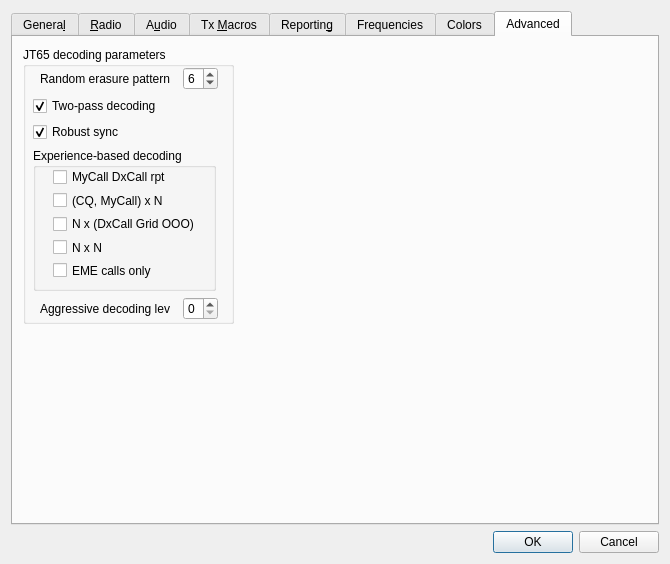
Above: Configuration.ui from saitohirga/WSJT-X before the change. Below: the same form after it.
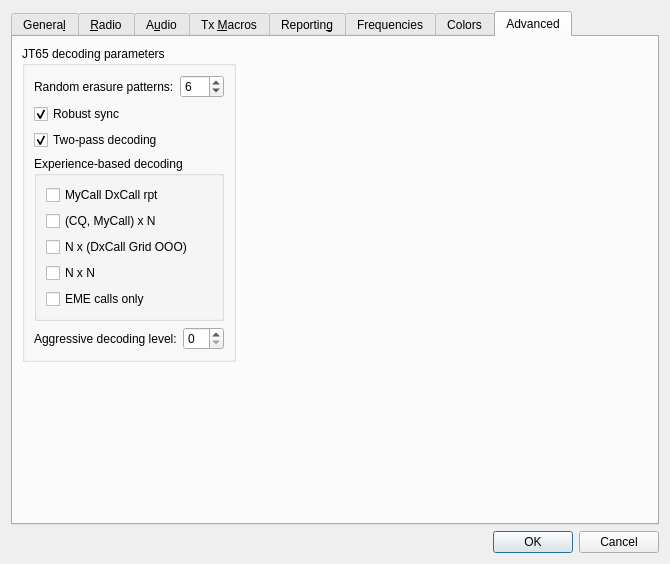
That is the form after the change. The open tabs and pages were chosen to show the change.

Commit message: Tidy up and make platform agnostic the Configuration->Advanced Tab

What changed in the file:
```diff
--- a/Configuration.ui
+++ b/Configuration.ui
@@ -2127,66 +2127,30 @@
       <attribute name="title">
        <string>Advanced</string>
       </attribute>
+      <layout class="QGridLayout" name="gridLayout_15">
+       <item row="0" column="0">
       <widget class="QGroupBox" name="groupBox_5">
-       <property name="geometry">
-        <rect>
-         <x>10</x>
-         <y>10</y>
-         <width>211</width>
-         <height>277</height>
-        </rect>
-       </property>
        <property name="toolTip">
         <string>&lt;html&gt;&lt;head/&gt;&lt;body&gt;&lt;p&gt;User-selectable parameters for JT65 decoding.&lt;/p&gt;&lt;/body&gt;&lt;/html&gt;</string>
        </property>
        <property name="title">
         <string>JT65 decoding parameters</string>
        </property>
-       <widget class="QWidget" name="layoutWidget2">
-        <property name="geometry">
-         <rect>
-          <x>10</x>
-          <y>20</y>
-          <width>192</width>
-          <height>253</height>
-         </rect>
-        </property>
-        <layout class="QVBoxLayout" name="verticalLayout_9">
+         <layout class="QVBoxLayout" name="verticalLayout_12">
          <item>
-          <layout class="QHBoxLayout" name="horizontalLayout_13">
-           <item>
+           <layout class="QFormLayout" name="formLayout_2">
+            <item row="0" column="0">
             <widget class="QLabel" name="label_2">
-             <property name="minimumSize">
-              <size>
-               <width>130</width>
-               <height>0</height>
-              </size>
-             </property>
-             <property name="maximumSize">
-              <size>
-               <width>130</width>
-               <height>16777215</height>
-              </size>
-             </property>
              <property name="text">
               <string>Random erasure patterns:</string>
              </property>
-            </widget>
-           </item>
-           <item>
+              <property name="buddy">
+               <cstring>sbNtrials</cstring>
+              </property>
+             </widget>
+            </item>
+            <item row="0" column="1">
             <widget class="QSpinBox" name="sbNtrials">
-             <property name="minimumSize">
-              <size>
-               <width>35</width>
-               <height>0</height>
-              </size>
-             </property>
-             <property name="maximumSize">
-              <size>
-               <width>30</width>
-               <height>16777215</height>
-              </size>
-             </property>
              <property name="toolTip">
               <string>&lt;html&gt;&lt;head/&gt;&lt;body&gt;&lt;p&gt;Maximum number of erasure patterns for stochastic soft-decision Reed Solomon decoder is 10^(n/2).&lt;/p&gt;&lt;/body&gt;&lt;/html&gt;</string>
              </property>
@@ -2203,16 +2167,6 @@
            </item>
           </layout>
          </item>
-         <item>
-          <widget class="QCheckBox" name="cbTwoPass">
-           <property name="text">
-            <string>Two-pass decoding</string>
-           </property>
-           <property name="checked">
-            <bool>true</bool>
-           </property>
-          </widget>
-         </item>
          <item>
           <widget class="QCheckBox" name="cbSync1Bit">
            <property name="text">
@@ -2223,41 +2177,24 @@
            </property>
           </widget>
          </item>
+          <item>
+           <widget class="QCheckBox" name="cbTwoPass">
+            <property name="text">
+             <string>Two-pass decoding</string>
+            </property>
+            <property name="checked">
+             <bool>true</bool>
+            </property>
+           </widget>
+          </item>
          <item>
           <widget class="QGroupBox" name="groupBox_6">
-           <property name="minimumSize">
-            <size>
-             <width>0</width>
-             <height>141</height>
-            </size>
-           </property>
-           <property name="maximumSize">
-            <size>
-             <width>183</width>
-             <height>16777215</height>
-            </size>
-           </property>
            <property name="title">
             <string>Experience-based decoding</string>
            </property>
-           <widget class="QWidget" name="layoutWidget3">
-            <property name="geometry">
-             <rect>
-              <x>20</x>
-              <y>20</y>
-              <width>152</width>
-              <height>111</height>
-             </rect>
-            </property>
-            <layout class="QGridLayout" name="gridLayout_9">
-             <item row="0" column="0">
+            <layout class="QVBoxLayout" name="verticalLayout_9">
+             <item>
               <widget class="QCheckBox" name="cbMyDx">
-               <property name="minimumSize">
-                <size>
-                 <width>150</width>
-                 <height>0</height>
-                </size>
-               </property>
                <property name="toolTip">
                 <string>&lt;html&gt;&lt;head/&gt;&lt;body&gt;&lt;p&gt;Test codewords corresponding to messages of the form &amp;quot;MyCall DxCall Dxgrid&amp;quot;, &amp;quot;MyCall DxCall rpt&amp;quot;. &amp;quot;MyCall DxCall RRR&amp;quot;. and &amp;quot;MyCall DxCall 73&amp;quot;.&lt;/p&gt;&lt;/body&gt;&lt;/html&gt;</string>
                </property>
@@ -2266,14 +2203,8 @@
                </property>
               </widget>
              </item>
-             <item row="1" column="0">
+             <item>
               <widget class="QCheckBox" name="cbCQMyN">
-               <property name="minimumSize">
-                <size>
-                 <width>150</width>
-                 <height>0</height>
-                </size>
-               </property>
                <property name="toolTip">
                 <string>&lt;html&gt;&lt;head/&gt;&lt;body&gt;&lt;p&gt;Test codewords corresponding to messages of the form &amp;quot;CQ Call Grid&amp;quot; and  &amp;quot;MyCall Call Grid&amp;quot; for all Call/Grid combinations selected from the list of known calls.&lt;/p&gt;&lt;/body&gt;&lt;/html&gt;</string>
                </property>
@@ -2282,14 +2213,8 @@
                </property>
               </widget>
              </item>
-             <item row="2" column="0">
+             <item>
               <widget class="QCheckBox" name="cbNDxG">
-               <property name="minimumSize">
-                <size>
-                 <width>150</width>
-                 <height>0</height>
-                </size>
-               </property>
                <property name="toolTip">
                 <string>&lt;html&gt;&lt;head/&gt;&lt;body&gt;&lt;p&gt;Test codewords corresponding to messages of the form &amp;quot;Call DxCall DxGrid OOO&amp;quot; for all Call/Grid combinations selected from the list of known calls.&lt;/p&gt;&lt;/body&gt;&lt;/html&gt;</string>
                </property>
@@ -2298,14 +2223,8 @@
                </property>
               </widget>
              </item>
-             <item row="3" column="0">
+             <item>
               <widget class="QCheckBox" name="cbNN">
-               <property name="minimumSize">
-                <size>
-                 <width>150</width>
-                 <height>0</height>
-                </size>
-               </property>
                <property name="toolTip">
                 <string>&lt;html&gt;&lt;head/&gt;&lt;body&gt;&lt;p&gt;Test codewords corresponding to messages of the form &amp;quot;Call1 Call2 Grid2&amp;quot;for all Call/Grid combinations selected from the list of known calls.&lt;/p&gt;&lt;/body&gt;&lt;/html&gt;</string>
                </property>
@@ -2314,14 +2233,8 @@
                </property>
               </widget>
              </item>
-             <item row="4" column="0">
+             <item>
               <widget class="QCheckBox" name="cbEMEonly">
-               <property name="minimumSize">
-                <size>
-                 <width>150</width>
-                 <height>0</height>
-                </size>
-               </property>
                <property name="toolTip">
                 <string>&lt;html&gt;&lt;head/&gt;&lt;body&gt;&lt;p&gt;Select Call/Grid combinations from list of known calls only if marked as active on EME.&lt;/p&gt;&lt;/body&gt;&lt;/html&gt;</string>
                </property>
@@ -2332,43 +2245,11 @@
              </item>
             </layout>
            </widget>
-          </widget>
          </item>
          <item>
-          <layout class="QHBoxLayout" name="horizontalLayout_12">
-           <item>
-            <widget class="QLabel" name="label_4">
-             <property name="minimumSize">
-              <size>
-               <width>120</width>
-               <height>0</height>
-              </size>
-             </property>
-             <property name="maximumSize">
-              <size>
-               <width>130</width>
-               <height>16777215</height>
-              </size>
-             </property>
-             <property name="text">
-              <string>Aggressive decoding level:</string>
-             </property>
-            </widget>
-           </item>
-           <item>
+           <layout class="QFormLayout" name="formLayout_3">
+            <item row="0" column="1">
             <widget class="QSpinBox" name="sbAggressive">
-             <property name="minimumSize">
-              <size>
-               <width>35</width>
-               <height>0</height>
-              </size>
-             </property>
-             <property name="maximumSize">
-              <size>
-               <width>35</width>
-               <height>16777215</height>
-              </size>
-             </property>
              <property name="toolTip">
               <string>&lt;html&gt;&lt;head/&gt;&lt;body&gt;&lt;p&gt;Higher levels will increase the probability of decoding, but will also increase probability of a false decode.&lt;/p&gt;&lt;/body&gt;&lt;/html&gt;</string>
              </property>
@@ -2377,11 +2258,48 @@
              </property>
             </widget>
            </item>
+            <item row="0" column="0">
+             <widget class="QLabel" name="label_4">
+              <property name="text">
+               <string>Aggressive decoding level:</string>
+              </property>
+              <property name="buddy">
+               <cstring>sbAggressive</cstring>
+              </property>
+             </widget>
+            </item>
           </layout>
          </item>
         </layout>
        </widget>
-      </widget>
+       </item>
+       <item row="0" column="1">
+        <spacer name="horizontalSpacer_5">
+         <property name="orientation">
+          <enum>Qt::Horizontal</enum>
+         </property>
+         <property name="sizeHint" stdset="0">
+          <size>
+           <width>40</width>
+           <height>20</height>
+          </size>
+         </property>
+        </spacer>
+       </item>
+       <item row="1" column="0" colspan="2">
+        <spacer name="verticalSpacer_8">
+         <property name="orientation">
+          <enum>Qt::Vertical</enum>
+         </property>
+         <property name="sizeHint" stdset="0">
+          <size>
+           <width>20</width>
+           <height>40</height>
+          </size>
+         </property>
+        </spacer>
+       </item>
+      </layout>
      </widget>
     </widget>
    </item>
```
Left out of the diff: 24 changed lines with no effect on the pictures. Lines whose indentation alone changed are shown as unchanged.
